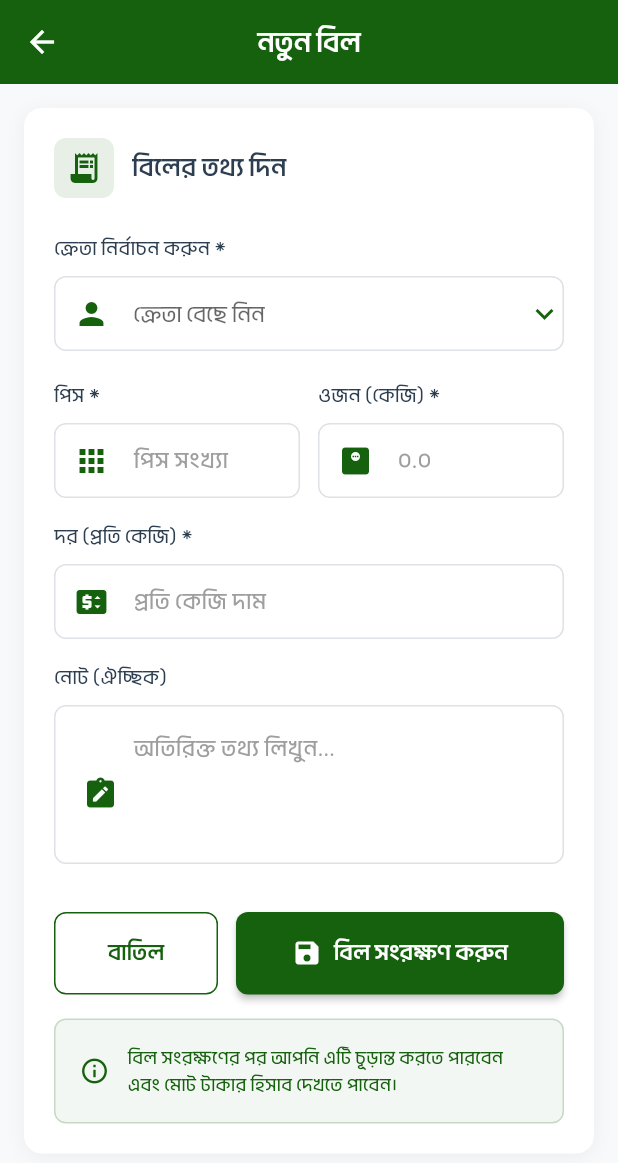
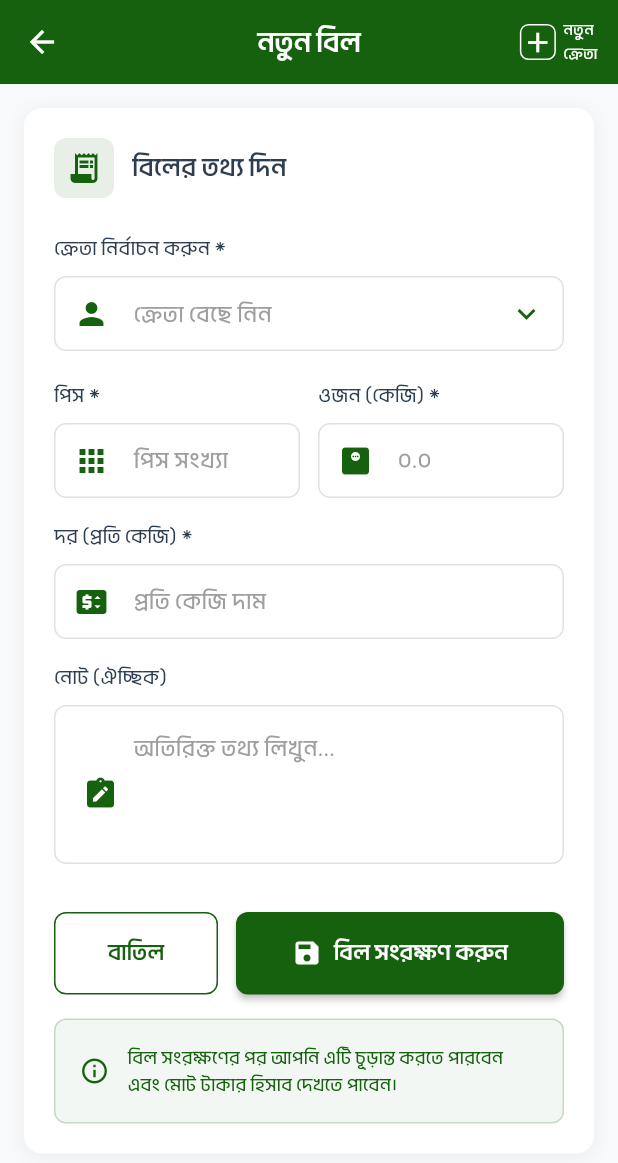
Before and after one commit to ratulhasanruhan/dokanmate_app, a Flutter app: the AddInvoiceScreen screen opened directly, on a phone screen of 412 x 824 dp. Shown: the top 1163 px of the screen. Run offline on Flutter 3.47's test engine with Material 3 defaults, Android fonts, the light colour scheme and no system bars; drawn by our look-alikes of dropdown_search; our stand-ins replace cloud_firestore, firebase_auth, firebase_core, flutter_screenutil, get, iconsax and 1 more; accounts and stored records are empty.

Commit message:
Add seller management features and update UI for invoice screen

```diff
--- a/lib/core/bindings/dashboard_binding.dart
+++ b/lib/core/bindings/dashboard_binding.dart
@@ -6,7 +6,7 @@ class DashboardBinding extends Bindings{
 
   @override
   void dependencies() {
-    Get.put(InvoiceController());
-    Get.lazyPut<SellerController>(() => SellerController());
+    Get.put<SellerController>(SellerController());
+    Get.put<InvoiceController>(InvoiceController());
   }
 }
--- a/lib/features/dashboard/view/screens/add_invoice.dart
+++ b/lib/features/dashboard/view/screens/add_invoice.dart
@@ -1,4 +1,8 @@
+import 'package:dokanmate_app/features/seller/model/SellerModel.dart';
+import 'package:dokanmate_app/features/seller/view/screen/add_seller.dart';
+import 'package:dropdown_search/dropdown_search.dart';
 import 'package:flutter/material.dart';
+import 'package:flutter_screenutil/flutter_screenutil.dart';
 import 'package:get/get.dart';
 import '../../controller/invoice_controller.dart';
 
@@ -25,6 +29,51 @@ class AddInvoiceScreen extends StatelessWidget {
           icon: Icon(Icons.arrow_back, color: Colors.white),
           onPressed: () => Get.back(),
         ),
+        actions: [
+          InkWell(
+            onTap: (){
+              Get.to(() => AddSellerPage());
+            },
+            borderRadius: BorderRadius.circular(6.r),
+            child: Padding(
+              padding: EdgeInsets.symmetric(
+                horizontal: 12.w,
+              ),
+              child: Row(
+                crossAxisAlignment: CrossAxisAlignment.center,
+                mainAxisAlignment: MainAxisAlignment.center,
+                mainAxisSize: MainAxisSize.min,
+                children: [
+                  Container(
+                    decoration: BoxDecoration(
+                      borderRadius: BorderRadius.circular(5.r),
+                      border: Border.all(
+                        color: Colors.white,
+                        width: 1,
+                      ),
+                    ),
+                    child: Icon(
+                      Icons.add,
+                      color: Colors.white,
+                      size: 22,
+                    ),
+                  ),
+                  SizedBox(
+                    width: 5,
+                  ),
+                  Text(
+                    'নতুন\nক্রেতা',
+                    style: TextStyle(
+                      fontSize: 11,
+                      fontWeight: FontWeight.w500,
+                      color: Colors.white,
+                    ),
+                  )
+                ],
+              ),
+            ),
+          ),
+        ],
       ),
       body: SingleChildScrollView(
         padding: EdgeInsets.all(16),
@@ -80,36 +129,60 @@ class AddInvoiceScreen extends StatelessWidget {
                 color: Color(0xFF2C3E50),
               )),
               SizedBox(height: 8),
+
               Obx(() => Container(
                 decoration: BoxDecoration(
                   borderRadius: BorderRadius.circular(8),
                   border: Border.all(color: Color(0xFFDEE2E6)),
                   color: Colors.white,
                 ),
-                child: DropdownButtonFormField<String>(
-                  value: controller.selectedSellerId.value.isEmpty ? null : controller.selectedSellerId.value,
+                child: DropdownSearch<SellerModel>(
+                  items: controller.sellerController.sellers, // must be List<SellerModel>
+                  selectedItem: controller.sellerController.sellers.firstWhereOrNull(
+                        (e) => e.id == controller.selectedSellerId.value,
+                  ),
+                  onChanged: (SellerModel? seller) {
+                    if (seller != null) {
+                      controller.selectedSellerId.value = seller.id;
+                    }
+                  },
+                  popupProps: PopupProps.menu(
+                    showSearchBox: true,
+                    searchFieldProps: TextFieldProps(
                       decoration: InputDecoration(
+                        hintText: 'সার্চ করুন',
+                        contentPadding: EdgeInsets.symmetric(horizontal: 12, vertical: 8),
+                      ),
+                    ),
+                    itemBuilder: (context, SellerModel item, bool isSelected) {
+                      return ListTile(
+                        title: Text(
+                          '${item.name}${item.shopName != null ? ' (${item.shopName})' : ''}',
+                          style: TextStyle(fontSize: 14),
+                        ),
+                      );
+                    },
+                  ),
+                  dropdownDecoratorProps: DropDownDecoratorProps(
+                    dropdownSearchDecoration: InputDecoration(
                       hintText: 'ক্রেতা বেছে নিন',
                       hintStyle: TextStyle(color: Colors.grey[500]),
                       border: InputBorder.none,
                       contentPadding: EdgeInsets.symmetric(horizontal: 16, vertical: 12),
                       prefixIcon: Icon(Icons.person, color: Color(0xFF16610E)),
                     ),
-                  dropdownColor: Colors.white,
+                  ),
+                  dropdownButtonProps: DropdownButtonProps(
                     icon: Icon(Icons.keyboard_arrow_down, color: Color(0xFF16610E)),
-                  items: controller.sellerController.sellers.map((seller) {
-                    return DropdownMenuItem(
-                      value: seller.id,
-                      child: Text(
-                        seller.name + (seller.shopName != null ? ' (${seller.shopName})' : ''),
-                        style: TextStyle(fontSize: 14),
                   ),
-                    );
-                  }).toList(),
-                  onChanged: (value) => controller.selectedSellerId.value = value ?? '',
+                    filterFn: (item, filter) {
+                      final query = filter.toLowerCase();
+                      return item.name.toLowerCase().contains(query) ||
+                          (item.shopName?.toLowerCase().contains(query) ?? false) ||
+                          (item.phone.toLowerCase().contains(query));
+                    }
                 ),
               )),
-
               SizedBox(height: 20),
 
               // Input Fields Row 1
--- a/lib/features/dashboard/view/screens/dashboard_screen.dart
+++ b/lib/features/dashboard/view/screens/dashboard_screen.dart
@@ -34,7 +34,7 @@ class DashboardScreen extends StatelessWidget {
       drawer: DashboardDrawer(),
       body: Obx(() {
         if (controller.isLoading.value && controller.invoices.isEmpty) {
-          return Center(child: CupertinoActivityIndicator(color: primaryColor, radius: 22));
+          return Center(child: CupertinoActivityIndicator(color: primaryColor, radius: 18));
         }
 
         if (controller.invoices.isEmpty) {
--- a/lib/features/seller/model/SellerModel.dart
+++ b/lib/features/seller/model/SellerModel.dart
@@ -41,4 +41,10 @@ class SellerModel {
       'createdAt': Timestamp.fromDate(createdAt),
     };
   }
+
+  @override
+  String toString() {
+    return name + (shopName != null ? ' ($shopName)' : '');
+  }
+
 }
--- a/lib/features/seller/view/screen/add_seller.dart
+++ b/lib/features/seller/view/screen/add_seller.dart
@@ -33,7 +33,7 @@ class _AddSellerPageState extends State<AddSellerPage> {
       await sellerController.addSeller(newSeller);
 
       Get.back();
-      Get.snackbar('সফল', 'বিক্রেতা যোগ হয়েছে',
+      Get.snackbar('সফল', 'ক্রেতা যোগ হয়েছে',
           snackPosition: SnackPosition.TOP,
           backgroundColor: Colors.green.shade100);
     }
@@ -66,7 +66,7 @@ class _AddSellerPageState extends State<AddSellerPage> {
   Widget build(BuildContext context) {
     return Scaffold(
       appBar: AppBar(
-        title: Text('নতুন বিক্রেতা যোগ করুন'),
+        title: Text('নতুন ক্রেতা যোগ করুন'),
       ),
       body: Padding(
         padding: const EdgeInsets.all(16.0),
--- a/pubspec.yaml
+++ b/pubspec.yaml
@@ -28,6 +28,7 @@ dependencies:
   iconsax: ^0.0.8
   url_launcher:
   intl:
+  dropdown_search: ^5.0.6
 
   #firebase
   firebase_core: ^3.14.0
```
Also changed, not shown: pubspec.lock. Lines whose indentation alone changed are shown as unchanged.
